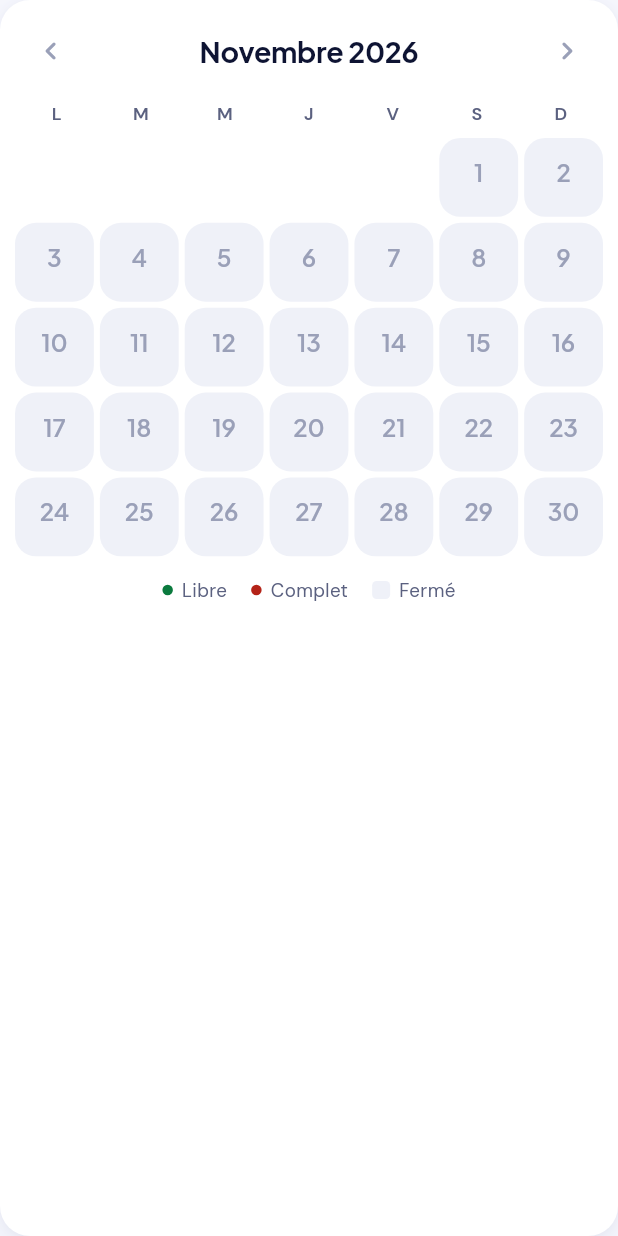
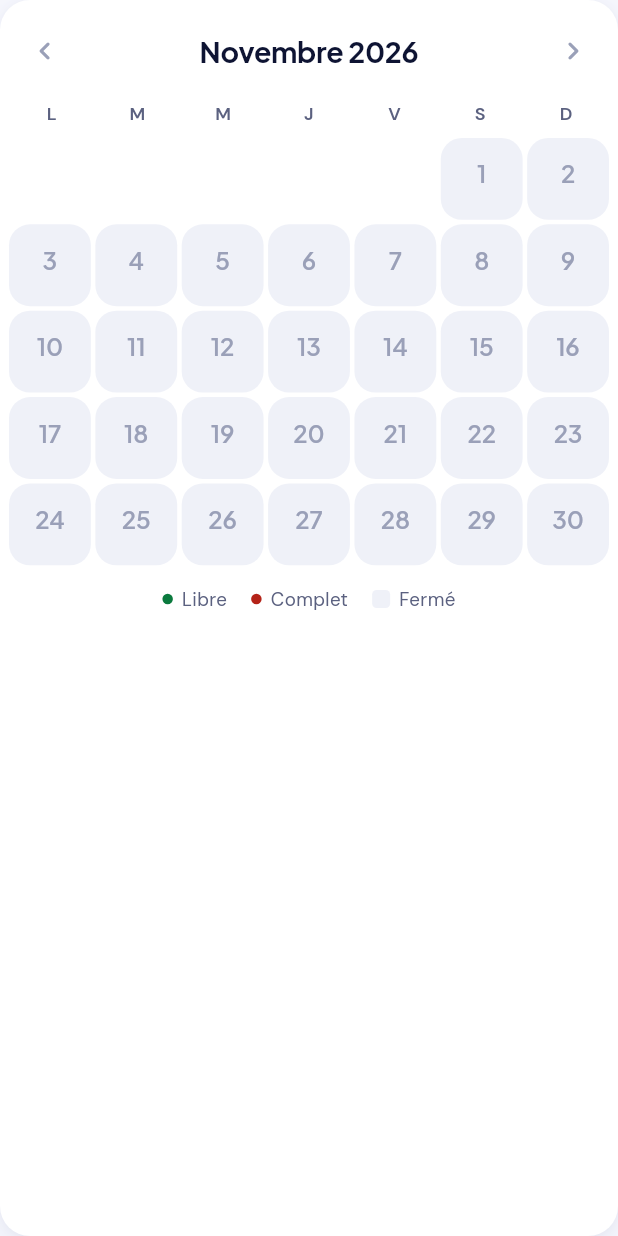
Before and after one commit to MouhssineElBoumshouli/euromed-studios-app, a Flutter app: the MonthCalendar widget shown alone on an empty page, opened directly with empty values, on a phone screen of 412 x 824 dp. Run offline on Flutter 3.47's test engine with Material 3 defaults, Android fonts, the phone set to English and light mode, and no system bars; our stand-ins replace flutter_riverpod, go_router, qr_flutter, supabase_flutter; missing offline and left inert: mobile_scanner; accounts and stored records are empty; network calls fail.

Commit message:
fix(#10): review fixes for the calendar step
- Ignore a requested start day that is closed, full or outside the window.
- Day cells stay about 44 px on a 360 px phone and scale down with large text.
- Test resets the shared router even if it fails.

Co-Authored-By: Claude Opus 5.5 <noreply@anthropic.com>
Claude-Session: https://claude.ai/code/session_01BpP5pF2CE2nuKVAtip5Hs2

```diff
--- a/app/lib/features/booking/month_calendar.dart
+++ b/app/lib/features/booking/month_calendar.dart
@@ -52,7 +52,7 @@ class MonthCalendar extends StatelessWidget {
     final rows = ((lead + count) / 7).ceil();
 
     return EsCard(
-      padding: const EdgeInsets.fromLTRB(10, 10, 10, 16),
+      padding: const EdgeInsets.fromLTRB(6, 10, 6, 16),
       child: GestureDetector(
         // Swipe left or right to change month.
         onHorizontalDragEnd: (d) {
@@ -114,11 +114,11 @@ class MonthCalendar extends StatelessWidget {
                 children: [
                   for (var r = 0; r < rows; r++)
                     Padding(
-                      padding: EdgeInsets.only(top: r == 0 ? 0 : 4),
+                      padding: EdgeInsets.only(top: r == 0 ? 0 : 3),
                       child: Row(
                         children: [
                           for (var col = 0; col < 7; col++) ...[
-                            if (col > 0) const SizedBox(width: 4),
+                            if (col > 0) const SizedBox(width: 3),
                             Expanded(child: _cell(r * 7 + col - lead + 1, count)),
                           ],
                         ],
@@ -243,7 +243,9 @@ class _DayCell extends StatelessWidget {
                       ]
                     : null,
               ),
-              child: Column(
+              child: FittedBox(
+                fit: BoxFit.scaleDown,
+                child: Column(
                 mainAxisAlignment: MainAxisAlignment.center,
                 children: [
                   Text(
@@ -267,6 +269,7 @@ class _DayCell extends StatelessWidget {
                     ),
                   ),
                 ],
+              ),
               ),
             ),
           ),
```
Also changed, not shown: app/lib/features/booking/booking_flow_screen.dart (+18 -9 lines), 1 other file.
